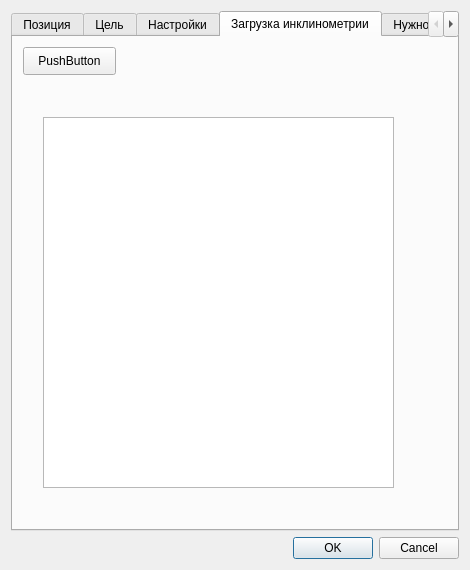
Before: the Qt Designer form inclinometr_dialog_base.ui in andreyazarov241/inclinometr, drawn with Qt 5.
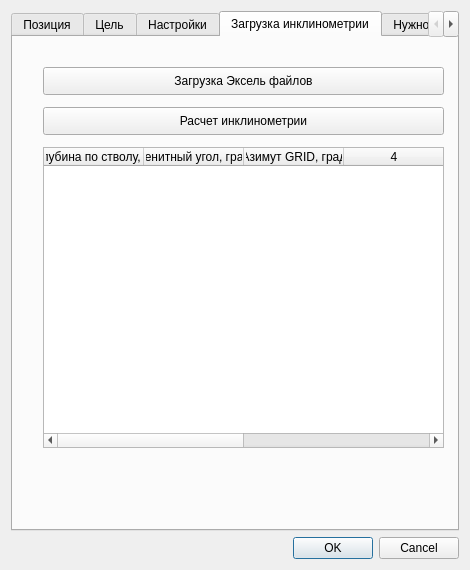
After: the same form once the commit is applied. Custom widgets are drawn as their Qt base class.

Diff of the .ui file:
```diff
--- a/inclinometr_dialog_base.ui
+++ b/inclinometr_dialog_base.ui
@@ -595,24 +595,58 @@
       <widget class="QPushButton" name="btnLoadInclinometry">
        <property name="geometry">
         <rect>
-         <x>10</x>
-         <y>10</y>
-         <width>93</width>
+         <x>30</x>
+         <y>30</y>
+         <width>401</width>
          <height>28</height>
         </rect>
        </property>
        <property name="text">
-        <string>PushButton</string>
+        <string>Загрузка Эксель файлов</string>
        </property>
       </widget>
       <widget class="QTableWidget" name="tableInclinometry">
        <property name="geometry">
         <rect>
          <x>30</x>
-         <y>80</y>
-         <width>351</width>
-         <height>371</height>
+         <y>110</y>
+         <width>401</width>
+         <height>301</height>
         </rect>
+       </property>
+       <property name="columnCount">
+        <number>6</number>
+       </property>
+       <column>
+        <property name="text">
+         <string>Глубина по стволу, м</string>
+        </property>
+       </column>
+       <column>
+        <property name="text">
+         <string>Зенитный угол, град</string>
+        </property>
+       </column>
+       <column>
+        <property name="text">
+         <string>Азимут GRID, град</string>
+        </property>
+       </column>
+       <column/>
+       <column/>
+       <column/>
+      </widget>
+      <widget class="QPushButton" name="btnCalculateInclinometry">
+       <property name="geometry">
+        <rect>
+         <x>30</x>
+         <y>70</y>
+         <width>401</width>
+         <height>28</height>
+        </rect>
+       </property>
+       <property name="text">
+        <string>Расчет инклинометрии</string>
        </property>
       </widget>
      </widget>
```
